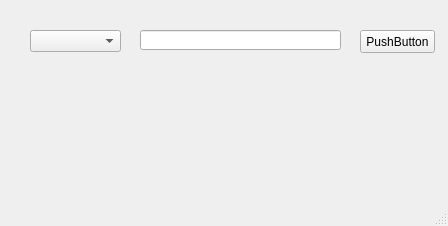
Above: tsv-test/mainwindow.ui from szkmiyabi/qt_project before the change. Below: the same form after it.
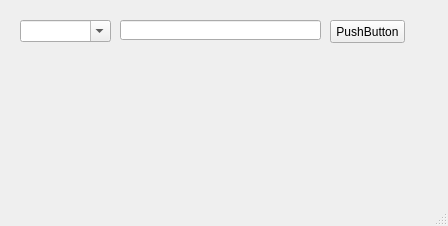
That is the form after the change.

Commit message: comboboxとlineEditと連動させる

The edit to the form file:
```diff
--- a/tsv-test/mainwindow.ui
+++ b/tsv-test/mainwindow.ui
@@ -17,8 +17,8 @@
    <widget class="QPushButton" name="pushButton">
     <property name="geometry">
      <rect>
-      <x>360</x>
-      <y>30</y>
+      <x>330</x>
+      <y>20</y>
       <width>75</width>
       <height>23</height>
      </rect>
@@ -30,8 +30,8 @@
    <widget class="QLineEdit" name="lineEdit">
     <property name="geometry">
      <rect>
-      <x>140</x>
-      <y>30</y>
+      <x>120</x>
+      <y>20</y>
       <width>201</width>
       <height>20</height>
      </rect>
@@ -40,12 +40,15 @@
    <widget class="QComboBox" name="comboBox">
     <property name="geometry">
      <rect>
-      <x>30</x>
-      <y>30</y>
+      <x>20</x>
+      <y>20</y>
       <width>91</width>
       <height>22</height>
      </rect>
     </property>
+    <property name="editable">
+     <bool>true</bool>
+    </property>
    </widget>
   </widget>
   <widget class="QMenuBar" name="menubar">
```
The commit also changes 2 other files.
